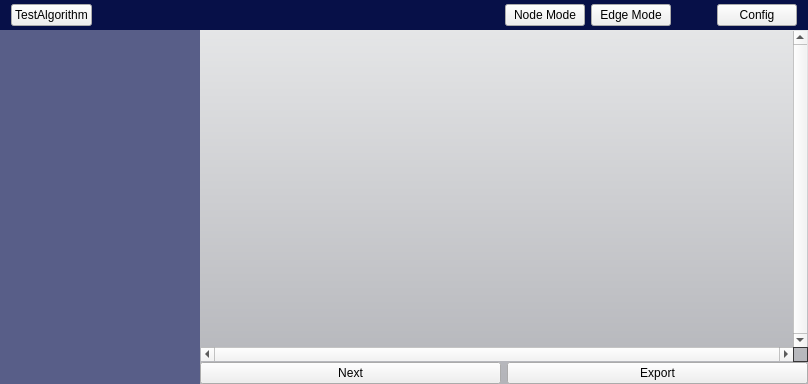
First picture: the form in IntelliGraph/mainwindow.ui, repository SEGroup10/IntelliGraph, before the edit.
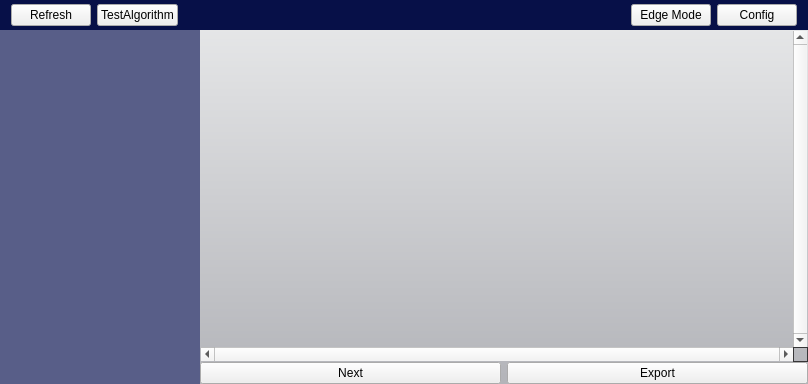
Second picture: the form after the edit. Icons and pictures are not drawn.

Diff of the .ui file:
```diff
--- a/IntelliGraph/mainwindow.ui
+++ b/IntelliGraph/mainwindow.ui
@@ -73,6 +73,13 @@
        <property name="bottomMargin">
         <number>4</number>
        </property>
+       <item>
+        <widget class="QPushButton" name="refreshButton">
+         <property name="text">
+          <string>Refresh</string>
+         </property>
+        </widget>
+       </item>
        <item>
         <widget class="QPushButton" name="pushButton">
          <property name="text">
@@ -93,13 +100,6 @@
          </property>
         </spacer>
        </item>
-       <item>
-        <widget class="QPushButton" name="selectButton">
-         <property name="text">
-          <string>Node Mode</string>
-         </property>
-        </widget>
-       </item>
        <item>
         <widget class="QPushButton" name="modeButton">
          <property name="text">
@@ -107,22 +107,6 @@
          </property>
         </widget>
        </item>
-       <item>
-        <spacer name="horizontalSpacer_2">
-         <property name="orientation">
-          <enum>Qt::Horizontal</enum>
-         </property>
-         <property name="sizeType">
-          <enum>QSizePolicy::Fixed</enum>
-         </property>
-         <property name="sizeHint" stdset="0">
-          <size>
-           <width>40</width>
-           <height>20</height>
-          </size>
-         </property>
-        </spacer>
-       </item>
        <item>
         <widget class="QPushButton" name="config">
          <property name="text">
```
